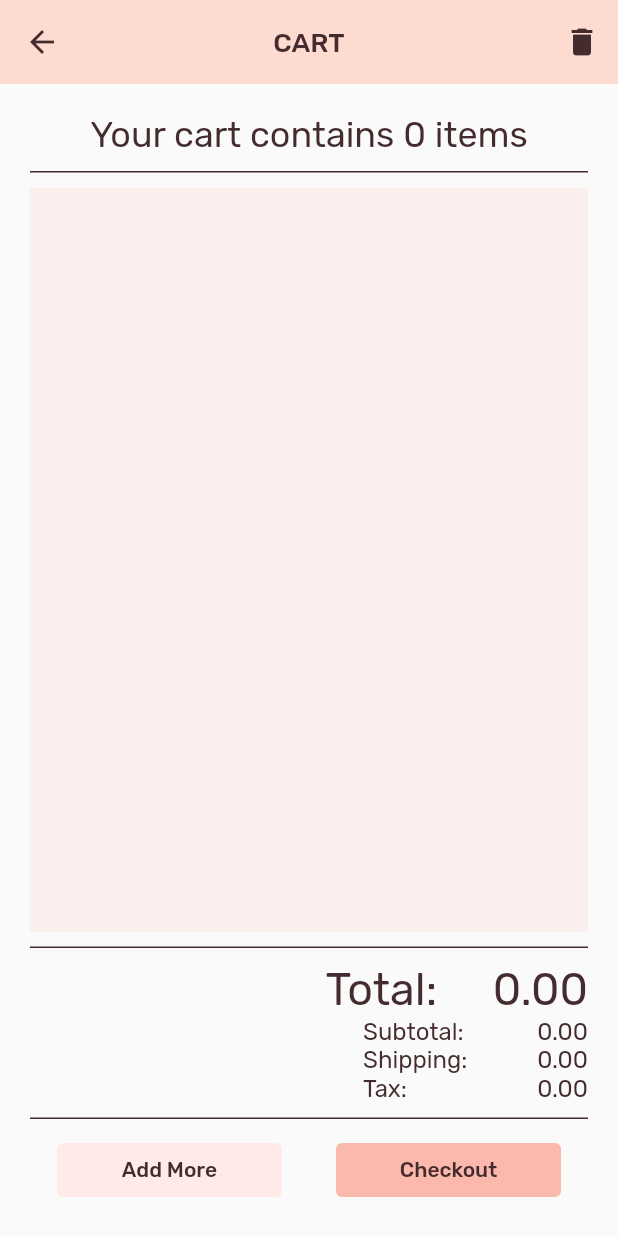
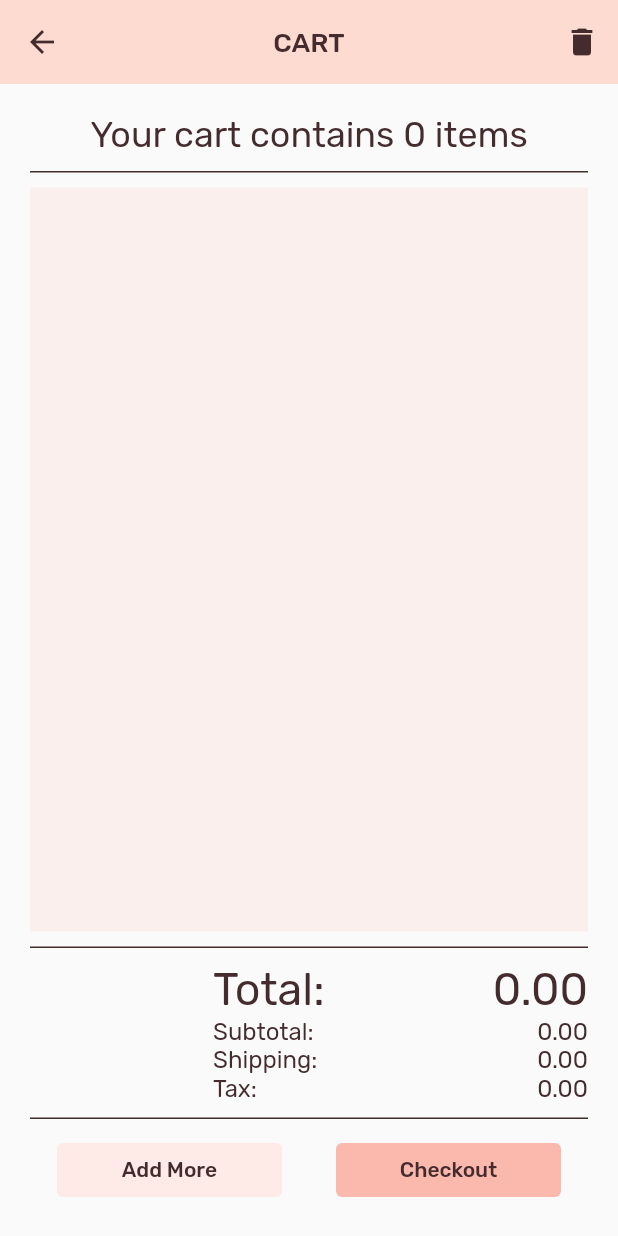
Before and after one commit to kathiravanrs/shopping_app, a Flutter app: the CartPage screen opened by its route, on a phone screen of 412 x 824 dp. Run offline on Flutter 3.47's test engine with Material 2 defaults, Android fonts, the phone set to English and light mode, and no system bars; our stand-ins replace cached_network_image, firebase_auth, firebase_core, firebase_database, shared_preferences; missing offline and left inert: favorite_button, text_form_field_wrapper; accounts and stored records are empty.

Commit message:
Free shipping for orders above 75

```diff
--- a/lib/pages/cartpage.dart
+++ b/lib/pages/cartpage.dart
@@ -24,7 +24,7 @@ class _CartPageState extends State<CartPage> {
   }
 
   getShipping() {
-    if (subTotal == 0) {
+    if (subTotal == 0 || subTotal > 75) {
       shipping = 0;
     } else {
       shipping = 21;
@@ -119,7 +119,7 @@ class _CartPageState extends State<CartPage> {
           Align(
             alignment: Alignment.centerRight,
             child: SizedBox(
-              width: 175,
+              width: 250,
               child: Row(
                 mainAxisAlignment: MainAxisAlignment.spaceBetween,
                 children: [
@@ -138,7 +138,7 @@ class _CartPageState extends State<CartPage> {
           Align(
             alignment: Alignment.centerRight,
             child: SizedBox(
-              width: 150,
+              width: 250,
               child: Row(
                 mainAxisAlignment: MainAxisAlignment.spaceBetween,
                 children: [
@@ -157,7 +157,7 @@ class _CartPageState extends State<CartPage> {
           Align(
             alignment: Alignment.centerRight,
             child: SizedBox(
-              width: 150,
+              width: 250,
               child: Row(
                 mainAxisAlignment: MainAxisAlignment.spaceBetween,
                 children: [
@@ -176,7 +176,7 @@ class _CartPageState extends State<CartPage> {
           Align(
             alignment: Alignment.centerRight,
             child: SizedBox(
-              width: 150,
+              width: 250,
               child: Row(
                 mainAxisAlignment: MainAxisAlignment.spaceBetween,
                 children: [
```
